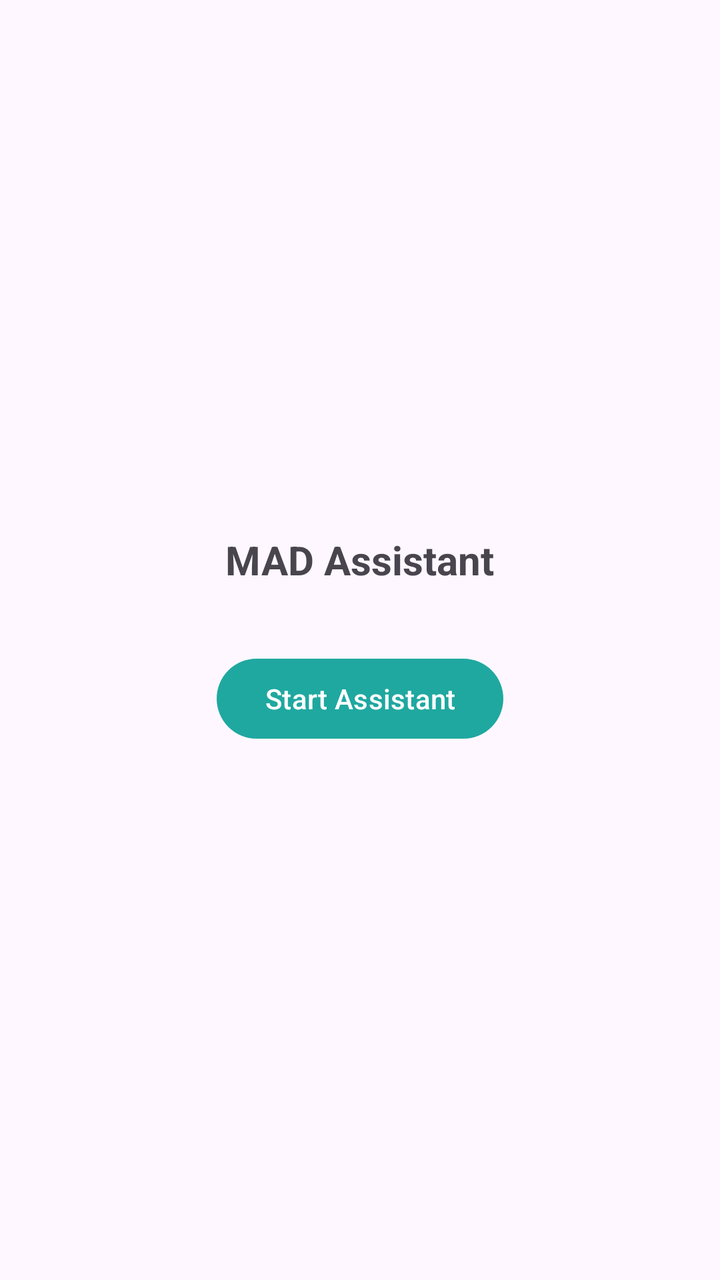
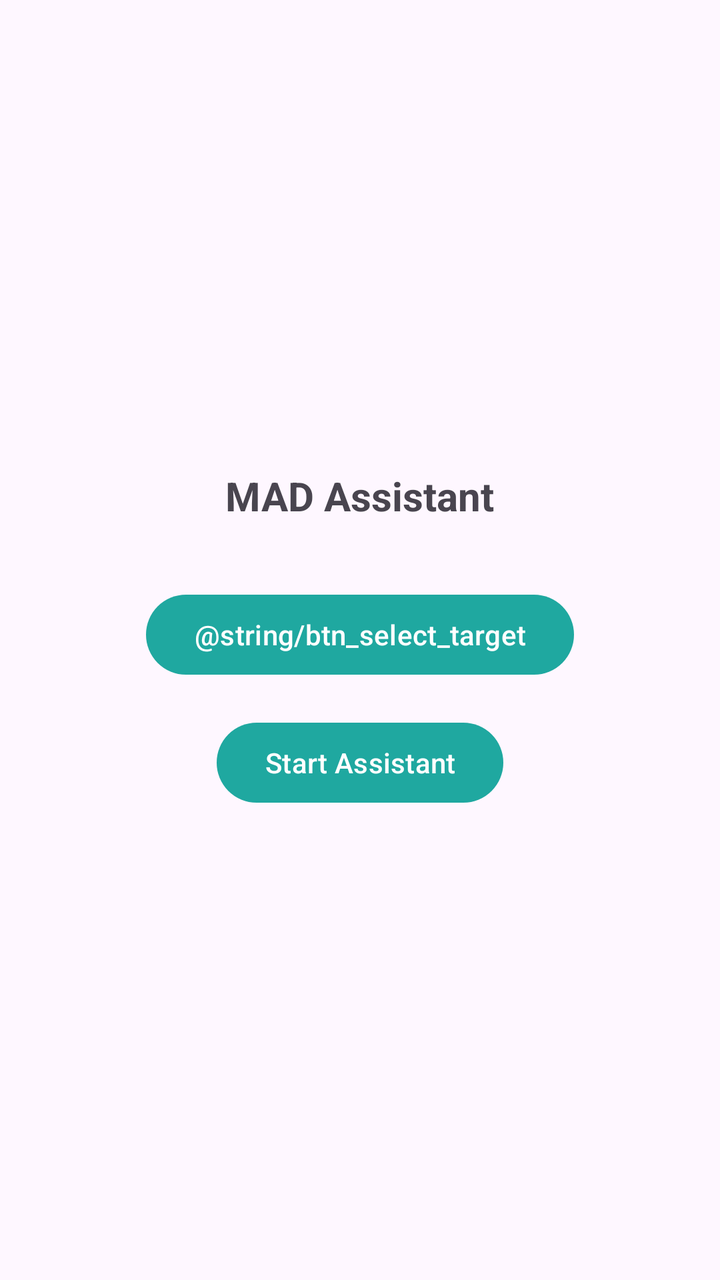

The first picture is an Android layout as it rendered before a commit; the second is the same layout after the commit. The layout source and the unified diff follow.
<!-- AndroidManifest.xml: application theme Theme.MADAssistant -->
<!-- res/layout/activity_main.xml -->
<?xml version="1.0" encoding="utf-8"?>
<LinearLayout xmlns:android="http://schemas.android.com/apk/res/android"
    android:layout_width="match_parent"
    android:layout_height="match_parent"
    android:orientation="vertical"
    android:gravity="center"
    android:padding="24dp">

    <TextView
        android:id="@+id/statusText"
        android:layout_width="wrap_content"
        android:layout_height="wrap_content"
        android:text="@string/app_name"
        android:textSize="20sp"
        android:textStyle="bold" />

    <com.google.android.material.button.MaterialButton
        android:id="@+id/btnStart"
        android:layout_width="wrap_content"
        android:layout_height="wrap_content"
        android:layout_marginTop="32dp"
        android:text="@string/btn_start" />
</LinearLayout>
<!-- resources referenced by this layout -->
<resources>
  <string name="app_name">MAD Assistant</string>
  <string name="btn_start">Start Assistant</string>
  <style name="Theme.MADAssistant" parent="Theme.Material3.DayNight.NoActionBar">
          <item name="colorPrimary">@color/accent_teal</item>
      </style>
  <color name="accent_teal">#1FA8A0</color>
</resources>

<!-- the commit's change to res/layout/activity_main.xml (unified diff, before → after) -->
@@ -15,9 +15,16 @@
         android:textStyle="bold" />
 
     <com.google.android.material.button.MaterialButton
+        android:id="@+id/btnSelectTarget"
+        android:layout_width="wrap_content"
+        android:layout_height="wrap_content"
+        android:layout_marginTop="32dp"
+        android:text="@string/btn_select_target" />
+
+    <com.google.android.material.button.MaterialButton
         android:id="@+id/btnStart"
         android:layout_width="wrap_content"
         android:layout_height="wrap_content"
-        android:layout_marginTop="32dp"
+        android:layout_marginTop="16dp"
         android:text="@string/btn_start" />
 </LinearLayout>
